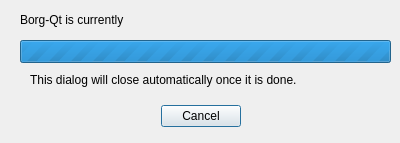
Above: borg_qt/static/UI/Progress.ui from Nebucatnetzer/borg-qt before the change. Below: the same form after it.
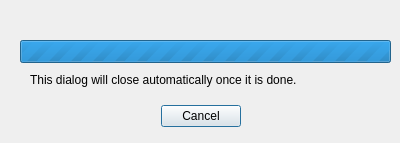
That is the form after the change.

Commit message: remove the static info label

Patch:
```diff
--- a/borg_qt/static/UI/Progress.ui
+++ b/borg_qt/static/UI/Progress.ui
@@ -32,25 +32,12 @@
     <bool>true</bool>
    </property>
   </widget>
-  <widget class="QLabel" name="label_static_info">
-   <property name="geometry">
-    <rect>
-     <x>20</x>
-     <y>10</y>
-     <width>141</width>
-     <height>20</height>
-    </rect>
-   </property>
-   <property name="text">
-    <string>Borg-Qt is currently</string>
-   </property>
-  </widget>
   <widget class="QLabel" name="label_info">
    <property name="geometry">
     <rect>
-     <x>140</x>
+     <x>20</x>
      <y>10</y>
-     <width>231</width>
+     <width>361</width>
      <height>20</height>
     </rect>
    </property>
```
The commit also changes 1 other file.
